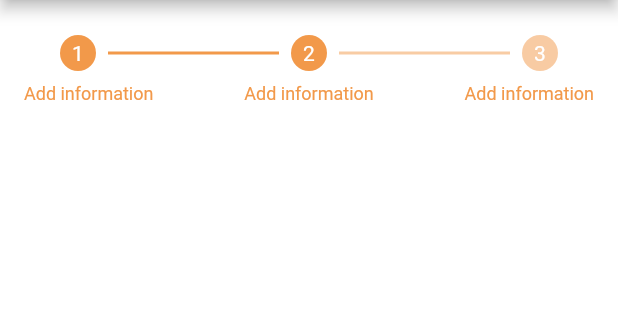
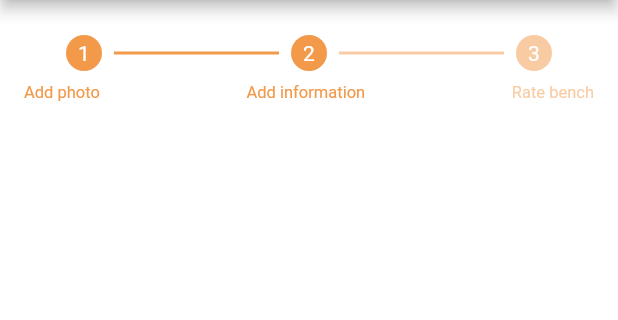
Before and after one commit to Unchuris/omsk-seaty-mobile, a Flutter app: the AddBenchScreen screen opened by its route, after a tap on "Next", on a phone screen of 412 x 824 dp, the part 85-405 px from its top. Run offline on Flutter 3.47's test engine with Material 2 defaults, Android fonts, the phone set to English and light mode, and no system bars; our stand-ins replace bloc, cached_network_image, camera, carousel_slider, dio, equatable and 12 more; missing offline and left inert: exif, fluster, geocoder; accounts and stored records are empty; statements that could not run were skipped.

Commit message:
add opacity for stepper titles, add text translations for add bench

```diff
--- a/lang/en.json
+++ b/lang/en.json
@@ -44,6 +44,9 @@
     "top_users":"Top users",
 
     "string_add_photo": "Add photo",
+    "string_add_bench": "Add bench",
+    "string_add_info": "Add information",
+    "string_rate_bench": "Rate bench",
     "string_select_from_where": "Select photo",
     "string_gallery": "Gallery",
     "string_camera": "Camera",
--- a/lang/ru.json
+++ b/lang/ru.json
@@ -44,6 +44,9 @@
     "top_users":"ТОП пользователей",
 
     "string_add_photo": "Добавить фото",
+    "string_add_bench": "Добавить лавочку",
+    "string_add_info": "Добавить информацию",
+    "string_rate_bench": "Оценить лавочку",
     "string_select_from_where": "Выбрать фото",
     "string_gallery": "Галерея",
     "string_camera": "Камера",
--- a/lib/ui/pages/add_bench/add_bench.dart
+++ b/lib/ui/pages/add_bench/add_bench.dart
@@ -1,5 +1,6 @@
 import 'package:flutter/material.dart';
 import 'package:flutter_bloc/flutter_bloc.dart';
+import 'package:omsk_seaty_mobile/app_localizations.dart';
 import 'package:omsk_seaty_mobile/blocs/add_image/add_image_bloc.dart';
 import 'package:omsk_seaty_mobile/ui/pages/add_bench/add_photo_for_bench.dart';
 
@@ -12,29 +13,27 @@ class AddBenchScreen extends StatefulWidget {
 
 class _AddBenchState extends State<AddBenchScreen> {
   int _currentStep = 0;
-  List<BenchStep> _steps;
 
   @override
   void initState() {
     super.initState();
-    _steps = [
-      BenchStep(
-          title: "Add information",
-          body: AddPhotoScreen(onNextButton: _nextStep)),
-      BenchStep(title: "Add information", body: Container()),
-      BenchStep(title: "Add information", body: Container()),
-    ];
   }
 
   @override
   Widget build(BuildContext context) {
     return Scaffold(
-        appBar: AppBar(title: Text('Add bench')), body: _buildStepper(context));
+        appBar: AppBar(title: Text(AppLocalizations.of(context).translate("string_add_bench"))), body: _buildStepper(context));
   }
 
   Widget _buildStepper(BuildContext context) {
     return WillPopScope(
-        child: BenchMaterialStepper(currentStep: _currentStep, steps: _steps),
+        child: BenchMaterialStepper(currentStep: _currentStep, steps: <BenchStep>[
+          BenchStep(
+              title: AppLocalizations.of(context).translate("string_add_photo"),
+              body: AddPhotoScreen(onNextButton: _nextStep)),
+          BenchStep(title: AppLocalizations.of(context).translate("string_add_info"), body: Container()),
+          BenchStep(title: AppLocalizations.of(context).translate("string_rate_bench"), body: Container()),
+        ]),
         onWillPop: () async {
           if (_currentStep != 0) {
             setState(() {
@@ -42,6 +41,7 @@ class _AddBenchState extends State<AddBenchScreen> {
             });
             return false;
           }
+          BlocProvider.of<AddImageBloc>(context).add(AddImageCanceled());
           return true;
         });
   }
--- a/lib/ui/pages/add_bench/stepper.dart
+++ b/lib/ui/pages/add_bench/stepper.dart
@@ -36,7 +36,7 @@ class BenchMaterialStepper extends StatelessWidget {
 
     return Column(children: [
       Container(
-          padding: EdgeInsets.only(top: 16, left: 32, right: 32),
+          padding: EdgeInsets.only(top: 16, left: 36, right: 36),
           child: Container(
               child: Center(
                   child: Row(
@@ -47,9 +47,12 @@ class BenchMaterialStepper extends StatelessWidget {
         child: Row(
             mainAxisAlignment: MainAxisAlignment.spaceBetween,
             children: steps
-                .map((step) => Text(step.title,
-                    style: TextStyle(
-                        fontSize: 12, color: Theme.of(context).accentColor)))
+                .mapIndexed((index, step) => Opacity(
+                    opacity: index <= currentStep ? 1 : 0.5,
+                    child: Text(step.title,
+                        style: TextStyle(
+                            fontSize: 11,
+                            color: Theme.of(context).accentColor))))
                 .toList()),
       ),
       Expanded(child: steps[currentStep].body)
@@ -81,3 +84,13 @@ class BenchMaterialStepper extends StatelessWidget {
     );
   }
 }
+
+extension ListMapIndexed<T> on List<T> {
+  List<U> mapIndexed<U>(U mapper(int, T)) {
+    List<U> result = <U>[];
+    for (int i = 0; i < this.length; i++) {
+      result.add(mapper(i, this[i]));
+    }
+    return result;
+  }
+}
```
